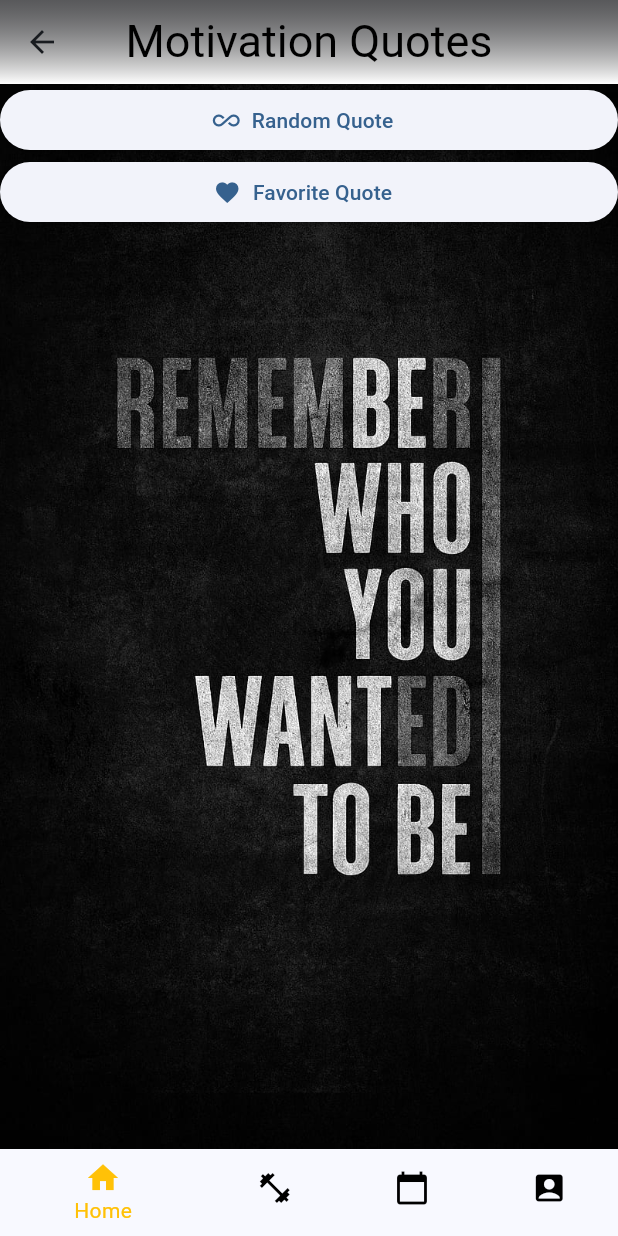
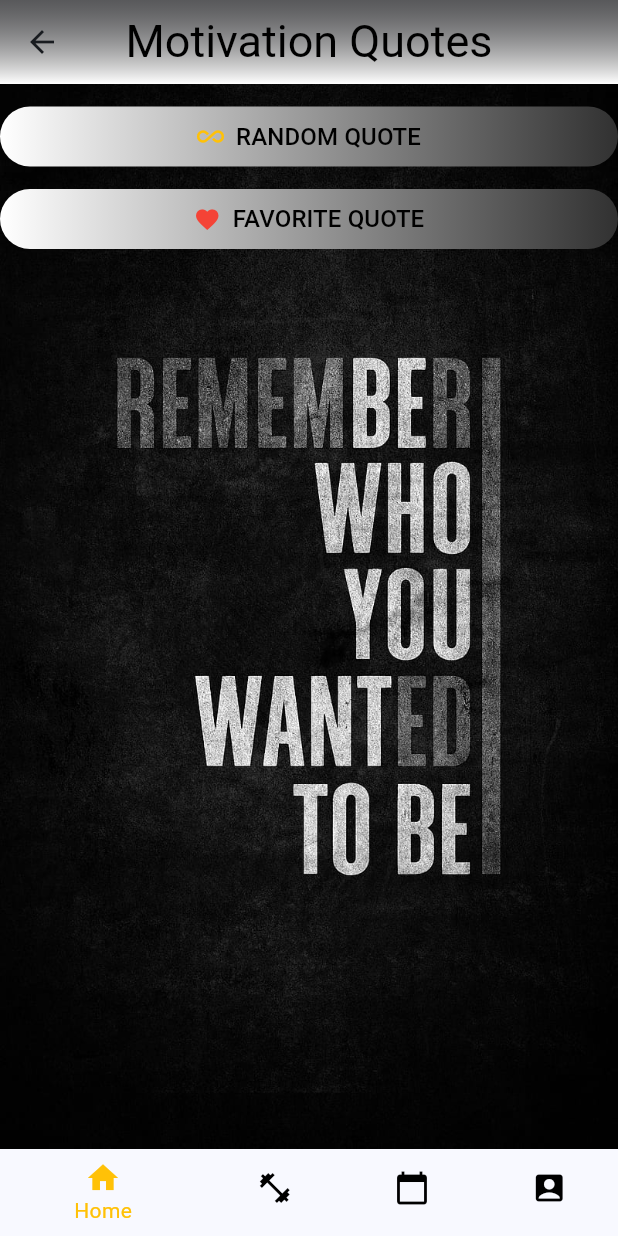
Before and after one commit to mateuszkasprzak94/fitness_prodigy, a Flutter app: the MotivationQuotesPage screen opened directly, on a phone screen of 412 x 824 dp. Run offline on Flutter 3.47's test engine with Material 2 defaults, Android fonts, the phone set to English and light mode, and no system bars; our stand-ins replace firebase_auth, firebase_core, google_fonts, shared_preferences; accounts and stored records are empty; Roboto replaces fonts that are missing (Satisfy).

Commit message:
Customize Elevated Buttons in Motivation Quotes

```diff
--- a/lib/app/after login plus features/motivation_quotes/motivations_quotes_page.dart
+++ b/lib/app/after login plus features/motivation_quotes/motivations_quotes_page.dart
@@ -112,21 +112,11 @@ class _MotivationQuotesPageState extends State<MotivationQuotesPage> {
         ),
         child: Center(
           child: ListView(
-            children: [
-              ElevatedButton.icon(
-                onPressed: () {},
-                icon: const Icon(Icons.all_inclusive),
-                label: const Text(
-                  'Random Quote',
-                ),
-              ),
-              ElevatedButton.icon(
-                onPressed: () {},
-                icon: const Icon(Icons.favorite),
-                label: const Text(
-                  'Favorite Quote',
-                ),
-              ),
+            children: const [
+              SizedBox(height: 15),
+              RandomQuoteButton(),
+              SizedBox(height: 15),
+              FavoriteQuoteButton(),
             ],
           ),
         ),
@@ -134,3 +124,97 @@ class _MotivationQuotesPageState extends State<MotivationQuotesPage> {
     );
   }
 }
+
+class FavoriteQuoteButton extends StatelessWidget {
+  const FavoriteQuoteButton({
+    super.key,
+  });
+
+  @override
+  Widget build(BuildContext context) {
+    const shape = StadiumBorder();
+
+    return Container(
+      decoration: const ShapeDecoration(
+        shape: shape,
+        gradient: LinearGradient(
+          colors: [
+            Color.fromARGB(255, 49, 49, 49),
+            Colors.white,
+          ],
+          begin: Alignment.centerRight,
+          end: Alignment.centerLeft,
+        ),
+      ),
+      child: ElevatedButton.icon(
+        style: ElevatedButton.styleFrom(
+          padding: const EdgeInsets.symmetric(
+            horizontal: 8,
+            vertical: 8,
+          ),
+          //deactivate color and shadow
+          tapTargetSize: MaterialTapTargetSize.shrinkWrap,
+          backgroundColor: Colors.transparent,
+          shadowColor: Colors.transparent,
+          elevation: 0,
+        ),
+        onPressed: () {},
+        icon: const Icon(
+          Icons.favorite,
+          color: Colors.red,
+        ),
+        label: const Text(
+          'FAVORITE QUOTE',
+          style: TextStyle(fontSize: 16, color: Colors.black),
+        ),
+      ),
+    );
+  }
+}
+
+class RandomQuoteButton extends StatelessWidget {
+  const RandomQuoteButton({
+    super.key,
+  });
+
+  @override
+  Widget build(BuildContext context) {
+    const shape = StadiumBorder();
+
+    return Container(
+      decoration: const ShapeDecoration(
+        shape: shape,
+        gradient: LinearGradient(
+          colors: [
+            Color.fromARGB(255, 49, 49, 49),
+            Colors.white,
+          ],
+          begin: Alignment.centerRight,
+          end: Alignment.centerLeft,
+        ),
+      ),
+      child: ElevatedButton.icon(
+        style: ElevatedButton.styleFrom(
+          padding: const EdgeInsets.symmetric(
+            horizontal: 8,
+            vertical: 8,
+          ),
+          //deactivate color and shadow
+          tapTargetSize: MaterialTapTargetSize.shrinkWrap,
+          backgroundColor: Colors.transparent,
+          shadowColor: Colors.transparent,
+          elevation: 0,
+        ),
+        onPressed: () {},
+        icon: const Icon(
+          Icons.all_inclusive,
+          color: Colors.amber,
+        ),
+        label: const Text(
+          'RANDOM QUOTE',
+          style: TextStyle(fontSize: 16, color: Colors.black),
+        ),
+      ),
+    );
+  }
+}
```
